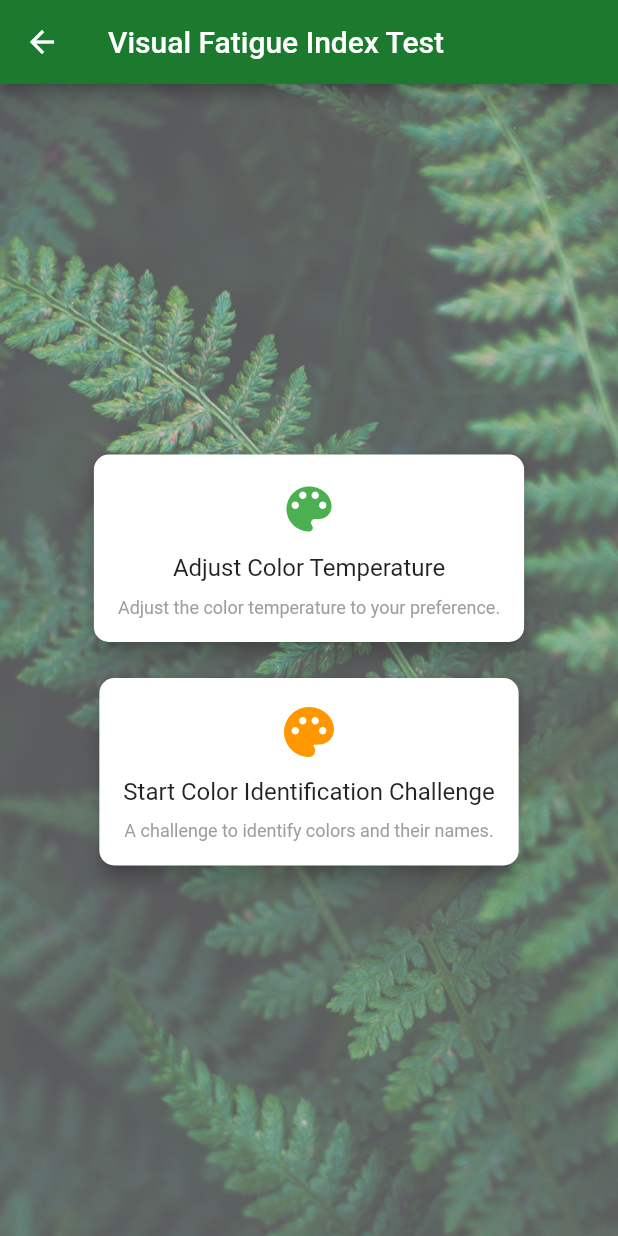
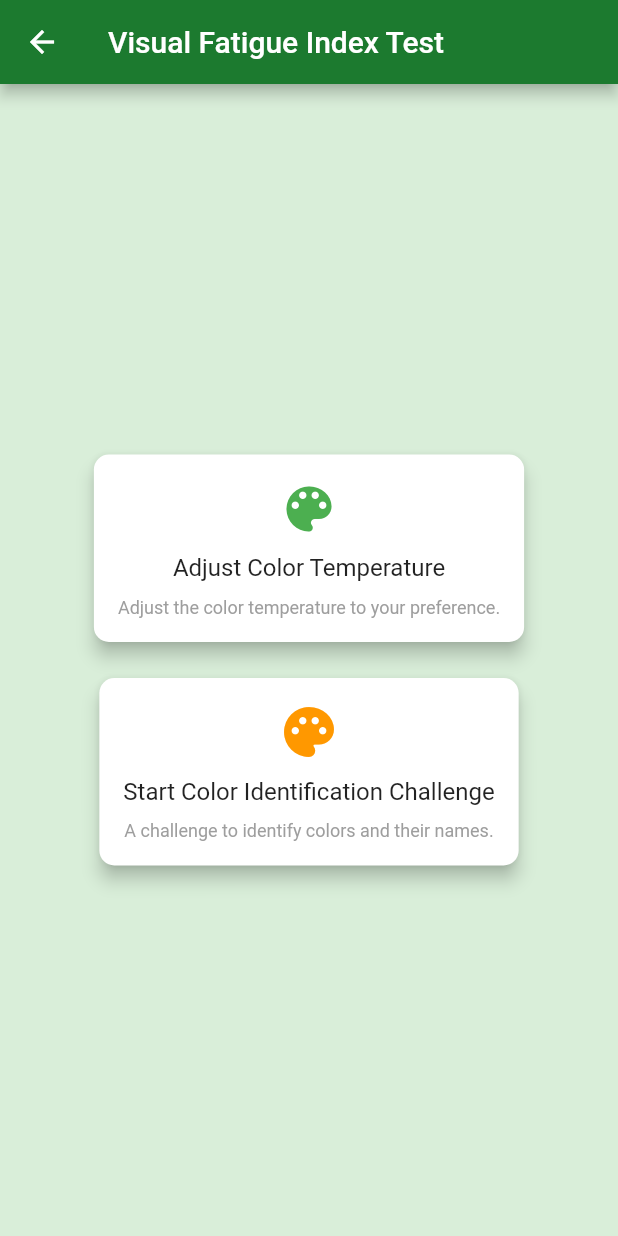
Before and after one commit to OmeshSachethana/SPM_Project, a Flutter app: the screen it shows once a user with an empty profile is signed in, in the side drawer, after a tap on an icon or button, on a phone screen of 412 x 824 dp. Run offline on Flutter 3.47's test engine with Material 2 defaults, Android fonts, the phone set to English and light mode, and no system bars; our stand-ins replace camera, cloud_firestore, firebase_auth, firebase_core, firebase_storage, image_picker and 2 more; accounts and stored records are empty.

Commit message:
changed background colour

```diff
--- a/lib/pages/vfd_test/color_challenge.dart
+++ b/lib/pages/vfd_test/color_challenge.dart
@@ -127,7 +127,9 @@ class _ColorIdentificationPageState extends State<ColorIdentificationPage> {
         title: const Text('Color Identification Challenge'),
         backgroundColor: const Color.fromARGB(255, 28, 122, 47),
       ),
-      body: ListView(
+      body: Container(
+        color: Colors.green[100],
+        child: ListView(
           children: <Widget>[
             Container(
               padding: const EdgeInsets.only(top: 16.0),
@@ -191,6 +193,7 @@ class _ColorIdentificationPageState extends State<ColorIdentificationPage> {
             ),
           ],
         ),
+      ),
     );
   }
 }
--- a/lib/pages/vision/vision.dart
+++ b/lib/pages/vision/vision.dart
@@ -113,7 +113,9 @@ class _VisionState extends State<Vision> {
             },
           ),
         ),
-        body: SingleChildScrollView(
+        body: Container(
+          color: Color.fromARGB(255, 229, 239, 227),
+          child: SingleChildScrollView(
             child: Column(
               mainAxisAlignment: MainAxisAlignment.center,
               children: [
@@ -175,6 +177,7 @@ class _VisionState extends State<Vision> {
             ),
           ),
         ),
+      ),
     );
   }
 }
--- a/lib/pages/visual_fatigue_homePage.dart
+++ b/lib/pages/visual_fatigue_homePage.dart
@@ -15,17 +15,10 @@ class VisualFatigueTestPage extends StatelessWidget {
         title: const Text('Visual Fatigue Index Test'),
         backgroundColor: const Color.fromARGB(255, 28, 122, 47),
       ),
-      body: Stack(
+      body: Container(
+        color: Colors.green[100],
+        child: Stack(
           children: <Widget>[
-          // Background Image
-          Container(
-            decoration: const BoxDecoration(
-              image: DecorationImage(
-                image: AssetImage('lib/images/background_image.jpg'),
-                fit: BoxFit.cover, // Adjust the image fit
-              ),
-            ),
-          ),
             // Semi-Transparent Overlay
             Container(
               color: Colors.white.withOpacity(0.3), // Adjust opacity
@@ -115,6 +108,7 @@ class VisualFatigueTestPage extends StatelessWidget {
             ),
           ],
         ),
+      ),
     );
   }
 }
```
Also changed, not shown: lib/pages/blindness/blindness.dart (+8 -2 lines). Lines whose indentation alone changed are shown as unchanged.
